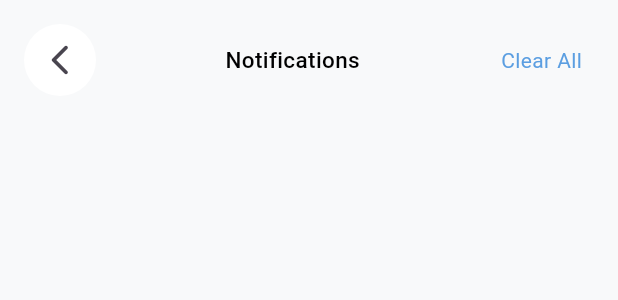
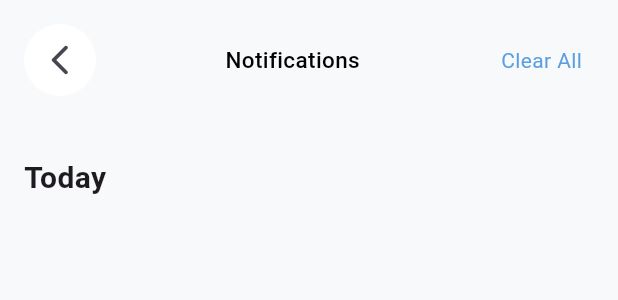
Before and after one commit to MaharramovZiya/shoesland, a Flutter app: what buildUINotifications() shows on an empty page, opened directly, on a phone screen of 412 x 824 dp. Shown: the top 300 px of the screen. Run offline on Flutter 3.47's test engine with Material 3 defaults, Android fonts, the phone set to English and light mode, and no system bars; our stand-ins replace bloc, equatable, flutter_bloc, get, lottie, smooth_page_indicator.

Commit message:
Notification screen UI is building.... V3

```diff
--- a/lib/presentation/screens/notifications/widgets/bulild_ui_widget.dart
+++ b/lib/presentation/screens/notifications/widgets/bulild_ui_widget.dart
@@ -1,6 +1,8 @@
 import 'package:flutter/material.dart';
+import 'package:shoesland/core/constants/custom_size.dart';
 import 'package:shoesland/core/utils/app_padding.dart';
 import 'package:shoesland/presentation/screens/components/navigate_top_menu_tree.dart';
+import 'package:shoesland/presentation/widgets/general_txt_widget.dart';
 
 Widget buildUINotifications(BuildContext context) {
   return SafeArea(
@@ -8,19 +10,36 @@ Widget buildUINotifications(BuildContext context) {
     padding: AppPadding.pageWithPadding,
     child: SingleChildScrollView(
       child: Column(
-
-
-
         children: [
           //Navigate top menu
-          buildNotifactionNavigateTopMenu()
+          buildNotifactionNavigateTopMenu(),
 
-          //
-
-
-
-          ],
+          //_buildUICarts
+          _buildUICarts(context)
+        ],
       ),
     ),
   ));
 }
+
+Widget _buildUICarts(context) {
+  CustomSize customSize = CustomSize(context);
+  return Container(
+    padding: const EdgeInsets.only(top: 40),
+    width: customSize.width,
+    child: Column(
+      crossAxisAlignment: CrossAxisAlignment.start,
+      children: [
+        SizedBox(
+          child: Column(
+            children: [
+              GeneralTextWidget("Today",
+                  textStyle: const TextStyle(
+                      fontWeight: FontWeight.bold, fontSize: 20))
+            ],
+          ),
+        )
+      ],
+    ),
+  );
+}
```
